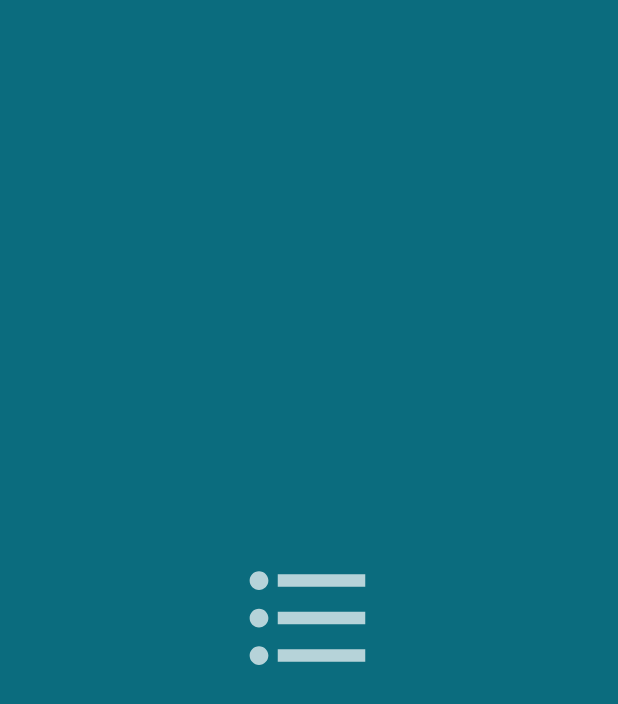
After one commit to cdhiraj40/TODONIZER, an Android app: the Launcher screen opened directly, with no data from a screen before it, on a phone screen of 412 x 824 dp. The commit adds this screen. Shown: the top 704 px of the screen. Run offline under Robolectric (Android 15) with nearby library versions, the phone set to English and light mode, and no system bars.

Commit message:
Added Launcher screen

```diff
--- a/app/build.gradle
+++ b/app/build.gradle
@@ -28,6 +28,7 @@ dependencies {
     implementation 'androidx.constraintlayout:constraintlayout:1.1.3'
     implementation 'androidx.recyclerview:recyclerview:1.1.0'
     implementation 'androidx.cardview:cardview:1.0.0'
+    implementation 'com.google.android.material:material:1.4.0'
     testImplementation 'junit:junit:4.12'
     androidTestImplementation 'androidx.test.ext:junit:1.1.1'
     androidTestImplementation 'androidx.test.espresso:espresso-core:3.2.0'
--- a/app/src/main/AndroidManifest.xml
+++ b/app/src/main/AndroidManifest.xml
@@ -9,14 +9,20 @@
         android:roundIcon="@mipmap/ic_launcher_round"
         android:supportsRtl="true"
         android:theme="@style/AppTheme">
-        <activity android:name=".EditNote"></activity>
-        <activity android:name=".MainActivity">
+        <activity
+            android:name=".Launcher"
+            android:theme="@style/LaunchTheme"
+            android:noHistory="true">
             <intent-filter>
                 <action android:name="android.intent.action.MAIN" />
 
                 <category android:name="android.intent.category.LAUNCHER" />
             </intent-filter>
         </activity>
+        <activity android:name=".EditNote" />
+        <activity android:name=".MainActivity">
+
+        </activity>
     </application>
 
 </manifest>
--- /dev/null
+++ b/app/src/main/java/com/example/TODONIZER/Launcher.java
@@ -0,0 +1,15 @@
+package com.example.TODONIZER;
+
+import androidx.appcompat.app.AppCompatActivity;
+
+import android.content.Intent;
+import android.os.Bundle;
+
+public class Launcher extends AppCompatActivity {
+
+    @Override
+    protected void onCreate(Bundle savedInstanceState) {
+        super.onCreate(savedInstanceState);
+        startActivity(new Intent(this, MainActivity.class));
+    }
+}
--- /dev/null
+++ b/app/src/main/res/drawable/ic_list.xml
@@ -0,0 +1,11 @@
+<vector xmlns:android="http://schemas.android.com/apk/res/android"
+    android:width="24dp"
+    android:height="24dp"
+    android:viewportWidth="24"
+    android:viewportHeight="24"
+    android:tint="?attr/colorControlNormal"
+    android:autoMirrored="true">
+  <path
+      android:fillColor="@android:color/white"
+      android:pathData="M4,10.5c-0.83,0 -1.5,0.67 -1.5,1.5s0.67,1.5 1.5,1.5 1.5,-0.67 1.5,-1.5 -0.67,-1.5 -1.5,-1.5zM4,4.5c-0.83,0 -1.5,0.67 -1.5,1.5S3.17,7.5 4,7.5 5.5,6.83 5.5,6 4.83,4.5 4,4.5zM4,16.5c-0.83,0 -1.5,0.68 -1.5,1.5s0.68,1.5 1.5,1.5 1.5,-0.68 1.5,-1.5 -0.67,-1.5 -1.5,-1.5zM7,19h14v-2L7,17v2zM7,13h14v-2L7,11v2zM7,5v2h14L21,5L7,5z"/>
+</vector>
--- /dev/null
+++ b/app/src/main/res/drawable/launcher_screen.xml
@@ -0,0 +1,15 @@
+<?xml version="1.0" encoding="utf-8"?>
+<layer-list xmlns:android="http://schemas.android.com/apk/res/android">
+    <item
+        android:top="0dp"
+        android:bottom="0dp"
+        android:left="0dp"
+        android:right="0dp"
+        android:drawable="@color/colorPrimary"/>
+
+    <item
+        android:drawable="@drawable/ic_list"
+        android:gravity="center"
+        android:width="100dp"
+        android:height="100dp"/>
+</layer-list>
--- a/app/src/main/res/values/styles.xml
+++ b/app/src/main/res/values/styles.xml
@@ -7,4 +7,8 @@
         <item name="colorAccent">@color/colorAccent</item>
     </style>
 
+    <style name="LaunchTheme" parent="Theme.AppCompat.NoActionBar">
+        <item name="android:windowBackground">@drawable/launcher_screen</item>
+    </style>
+
 </resources>
```
